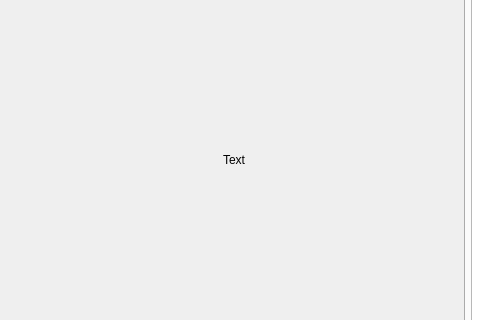
graycatya/CatLearnQt, file GrayCatQt/main/CatAbout.ui: the form before one commit; both pictures show x 0 to 480 and y 127 to 447 of the 921 by 574 pixel window.
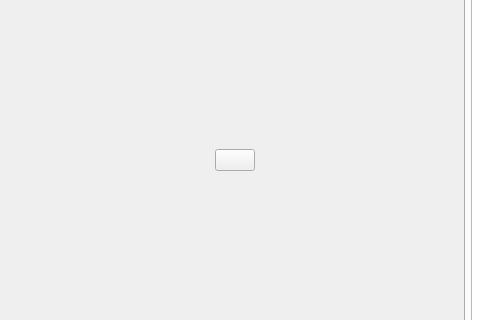
The form after the commit.

The edit to the form file:
```diff
--- a/GrayCatQt/main/CatAbout.ui
+++ b/GrayCatQt/main/CatAbout.ui
@@ -45,9 +45,9 @@
         </spacer>
        </item>
        <item>
-        <widget class="QLabel" name="Log">
+        <widget class="QPushButton" name="Log">
          <property name="text">
-          <string>Text</string>
+          <string/>
          </property>
         </widget>
        </item>
```
Left out of the diff: 4 changed lines with no effect on the pictures.
